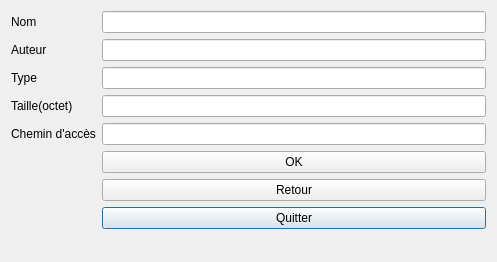
Above: fenetreressource.ui from sam19961/ProjetBiblioFinal before the change. Below: the same form after it.
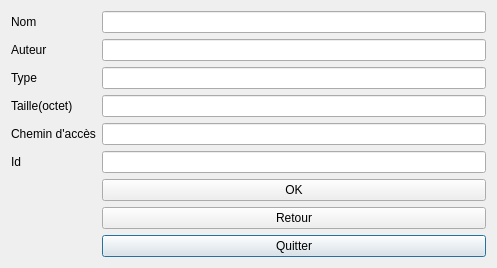
That is the form after the change.

Patch:
```diff
--- a/fenetreressource.ui
+++ b/fenetreressource.ui
@@ -16,7 +16,7 @@
   <layout class="QGridLayout" name="gridLayout">
    <item row="0" column="0">
     <layout class="QFormLayout" name="formLayout">
-     <item row="8" column="1">
+     <item row="9" column="1">
       <widget class="QPushButton" name="quitter">
        <property name="text">
         <string>Quitter</string>
@@ -84,20 +84,30 @@
        </property>
       </widget>
      </item>
-     <item row="6" column="1">
+     <item row="7" column="1">
       <widget class="QPushButton" name="ok">
        <property name="text">
         <string>OK</string>
        </property>
       </widget>
      </item>
-     <item row="7" column="1">
+     <item row="8" column="1">
       <widget class="QPushButton" name="retour">
        <property name="text">
         <string>Retour</string>
        </property>
       </widget>
      </item>
+     <item row="6" column="1">
+      <widget class="QLineEdit" name="fid"/>
+     </item>
+     <item row="6" column="0">
+      <widget class="QLabel" name="label_6">
+       <property name="text">
+        <string>Id</string>
+       </property>
+      </widget>
+     </item>
     </layout>
    </item>
   </layout>
```
